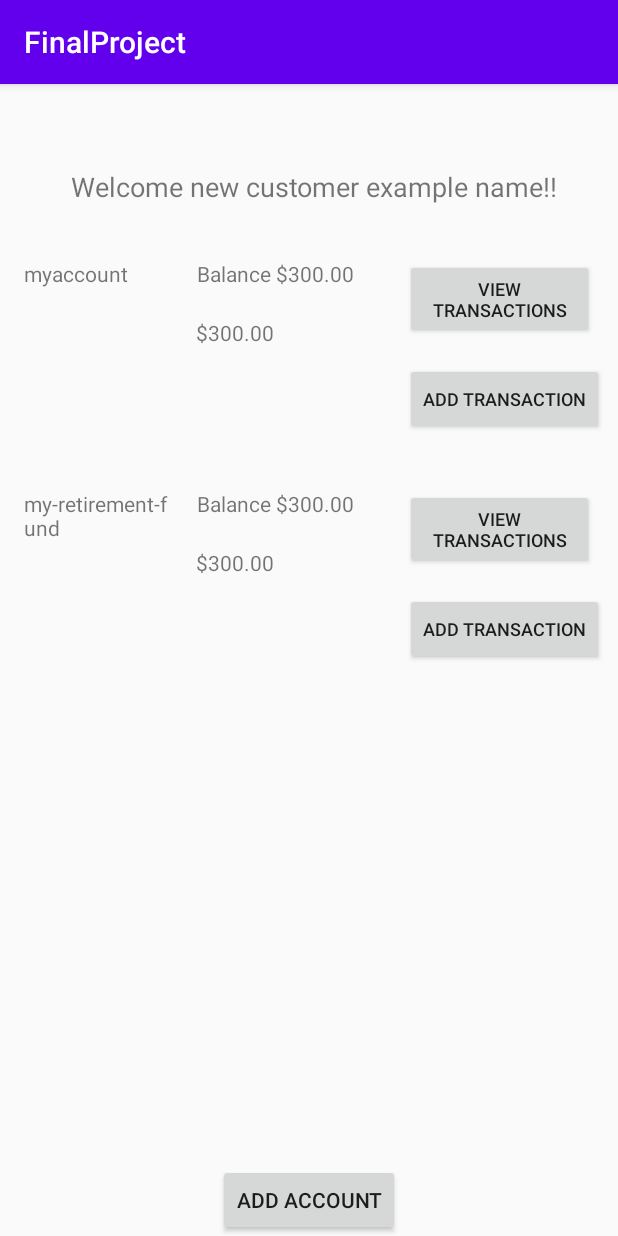
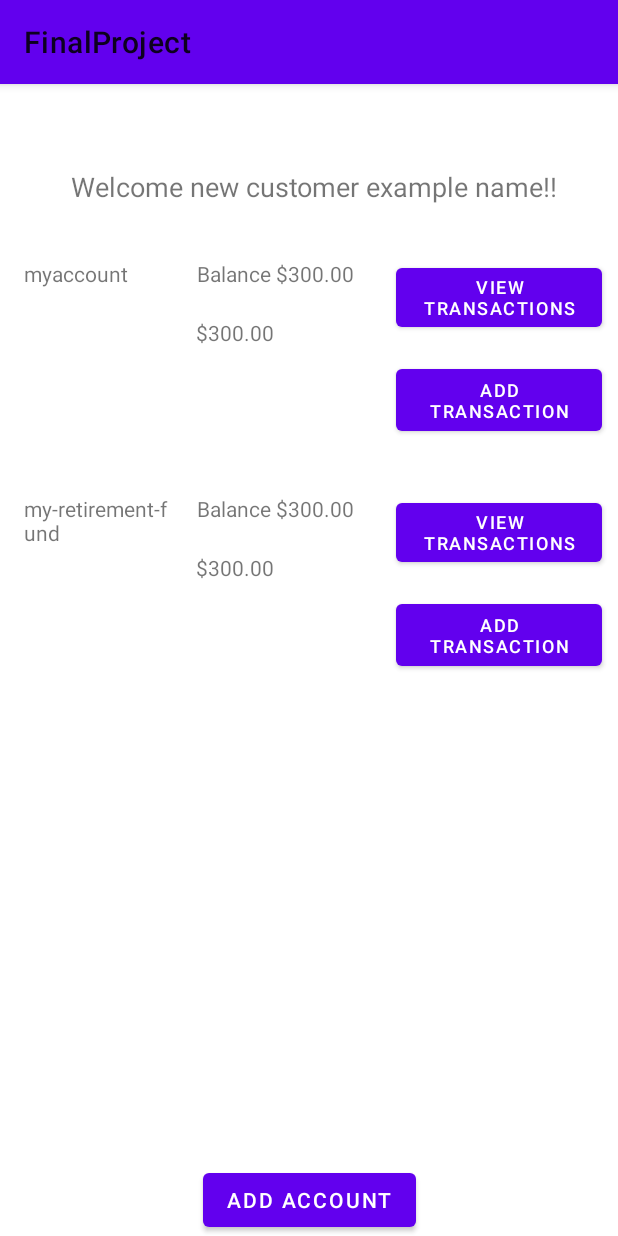
Before and after one commit to Android560-Final-Project/Android-UI, an Android app: the screen it shows after launch (MainActivity), on a phone screen of 412 x 824 dp. Run offline under Robolectric (Android 15) with nearby library versions, the phone set to English and light mode, and no system bars; our stand-ins replace Room's generated code; 1 statement that could not run was skipped.

Commit message:
fixed android material setup and some ui work

```diff
--- a/app/build.gradle
+++ b/app/build.gradle
@@ -39,11 +39,11 @@ android {
 }
 
 dependencies {
+    api 'com.google.android.material:material:1.1.0-alpha06'
     implementation fileTree(dir: 'libs', include: ['*.jar'])
     implementation "org.jetbrains.kotlin:kotlin-stdlib-jdk7:$kotlin_version"
     implementation 'androidx.appcompat:appcompat:1.1.0'
     implementation 'androidx.core:core-ktx:1.2.0'
-    implementation 'com.google.android.material:material:1.0.0'
     implementation 'androidx.constraintlayout:constraintlayout:1.1.3'
     implementation 'androidx.vectordrawable:vectordrawable:1.1.0'
     implementation 'androidx.navigation:navigation-fragment:2.0.0'
--- a/app/src/main/java/com/example/finalproject/ui/addtransaction/AddTransaction.kt
+++ b/app/src/main/java/com/example/finalproject/ui/addtransaction/AddTransaction.kt
@@ -1,6 +1,5 @@
 package com.example.finalproject.ui.addtransaction
 
-import android.app.Activity
 import android.content.Intent
 import android.os.Bundle
 import android.text.Editable
@@ -9,6 +8,7 @@ import android.util.Log
 import android.view.View
 import android.widget.AdapterView
 import android.widget.ArrayAdapter
+import androidx.appcompat.app.AppCompatActivity
 import com.example.finalproject.CurrencyExchangeService
 import com.example.finalproject.MainActivity
 import com.example.finalproject.R
@@ -23,7 +23,7 @@ import java.util.*
 import kotlin.collections.ArrayList
 import kotlin.concurrent.thread
 
-class AddTransaction : Activity() {
+class AddTransaction : AppCompatActivity() {
     val TAG = "ADD_TRANSACTION"
     val BASE_URL = "https://exchangerateservice.firebaseapp.com/"
     private lateinit var currencyApi: CurrencyExchangeService
@@ -129,7 +129,7 @@ class AddTransaction : Activity() {
     }
 
     fun cancel(view: View?){
-        val myIntent = Intent(this, MainActivity::class.java)
+        val myIntent = Intent()
         setResult(RESULT_CANCELED, myIntent)
         finish()
     }
--- a/app/src/main/res/layout/account_item.xml
+++ b/app/src/main/res/layout/account_item.xml
@@ -26,21 +26,21 @@
 
     <Button
         android:id="@+id/view_transaction_btn"
-        android:layout_width="126dp"
-        android:layout_height="53dp"
+        android:layout_width="137dp"
+        android:layout_height="51dp"
         android:layout_marginStart="39dp"
         android:layout_marginEnd="16dp"
         android:text="View Transactions"
         android:textSize="12sp"
         app:layout_constraintEnd_toEndOf="parent"
-        app:layout_constraintHorizontal_bias="1.0"
+        app:layout_constraintHorizontal_bias="0.883"
         app:layout_constraintStart_toEndOf="@+id/balance"
         app:layout_constraintTop_toTopOf="@+id/balance" />
 
     <Button
         android:id="@+id/add_transaction_btn"
-        android:layout_width="wrap_content"
-        android:layout_height="wrap_content"
+        android:layout_width="137dp"
+        android:layout_height="53dp"
         android:layout_marginTop="16dp"
         android:text="Add Transaction"
         android:textSize="12sp"
--- a/app/src/main/res/layout/activity_add_transaction.xml
+++ b/app/src/main/res/layout/activity_add_transaction.xml
@@ -2,7 +2,6 @@
 <androidx.constraintlayout.widget.ConstraintLayout xmlns:android="http://schemas.android.com/apk/res/android"
     xmlns:app="http://schemas.android.com/apk/res-auto"
     xmlns:tools="http://schemas.android.com/tools"
-    android:id="@+id/frameLayout2"
     android:layout_width="match_parent"
     android:layout_height="match_parent"
     tools:context=".ui.addtransaction.AddTransaction">
@@ -144,7 +143,7 @@
         android:id="@+id/transaction_name"
         android:layout_width="wrap_content"
         android:layout_height="wrap_content"
-        android:layout_marginTop="16dp"
+        android:layout_marginTop="92dp"
         android:ems="10"
         android:hint="@string/transaction_name"
         android:inputType="textPersonName"
```
Also changed, not shown: app/src/main/AndroidManifest.xml (+4 -4 lines).
